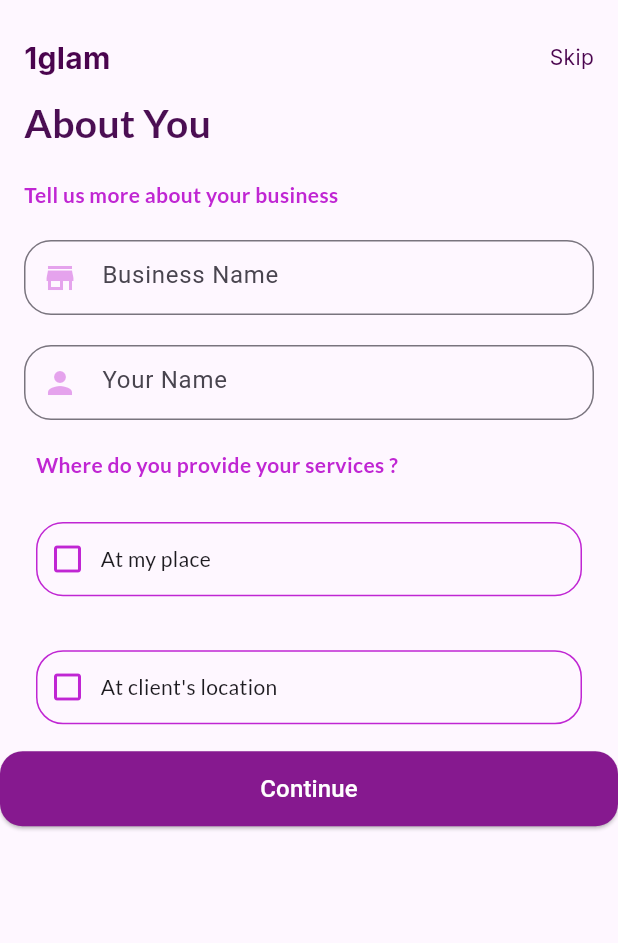
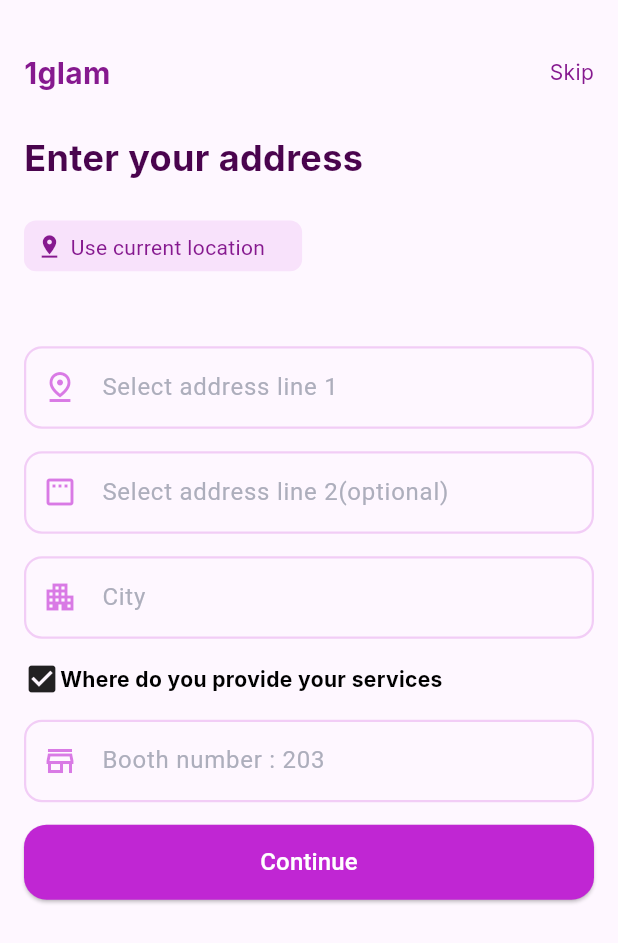
Before and after one commit to Chinmayverma1602/1glam, a Flutter app: the AboutMePage screen opened directly, after a tap on "Continue", on a phone screen of 412 x 824 dp. Shown: the top 943 px of the screen. Run offline on Flutter 3.47's test engine with Material 3 defaults, Android fonts, the phone set to English and light mode, and no system bars; our stand-ins replace flutter_svg, google_fonts, pinput.

Commit message:
changes done in the about me page

```diff
--- a/lib/constants/AppColors.dart
+++ b/lib/constants/AppColors.dart
@@ -8,4 +8,5 @@ class AppColors {
   static const Color title = Color(0xFF4A044E);
   static const Color subtitle = Color(0xFF86198F);
   static const Color facebookBlue = Color(0xFF1877F2);
+  static const Color hintText = Color(0xFFADAEBC);
 }
--- a/lib/screens/AboutMePage.dart
+++ b/lib/screens/AboutMePage.dart
@@ -1,10 +1,11 @@
 import 'package:flutter/material.dart';
 import 'package:glam1/constants/AppColors.dart';
+import 'package:glam1/screens/AddressDetailsPage.dart';
 import 'package:glam1/widgets/CustomButton.dart';
+import 'package:glam1/widgets/CustomButton2.dart';
 import 'package:glam1/widgets/CustomCheckBox.dart';
 import 'package:glam1/widgets/CustomHeader.dart';
 import 'package:glam1/widgets/CustomTextInputField.dart';
-
 import 'package:google_fonts/google_fonts.dart';
 
 class AboutMePage extends StatefulWidget {
@@ -18,90 +19,105 @@ class _AboutMePageState extends State<AboutMePage> {
   @override
   Widget build(BuildContext context) {
     return Scaffold(
-      body: Column(
+      backgroundColor: Colors.white,
+      body: SingleChildScrollView(  // Added scroll for better UI on smaller screens
+        child: Column(
           crossAxisAlignment: CrossAxisAlignment.start,
-
           children: [
             Padding(
               padding: const EdgeInsets.symmetric(horizontal: 16),
               child: CustomHeader(),
             ),
-
             Padding(
-           padding: const EdgeInsets.symmetric(horizontal: 16 , vertical: 10),
-            child: Text("About You" , style: GoogleFonts.lato(color: const Color.fromARGB(255, 75, 14, 83), fontWeight: FontWeight.bold, fontSize: 26),),
+              padding: const EdgeInsets.symmetric(horizontal: 16, vertical: 10),
+              child: Text(
+                "About You",
+                style: GoogleFonts.lato(
+                  color: const Color.fromARGB(255, 75, 14, 83),
+                  fontWeight: FontWeight.bold,
+                  fontSize: 26,
+                ),
+              ),
             ),
             Padding(
-            padding: const EdgeInsets.symmetric(horizontal: 16,vertical: 10),
-            child: Text("Tell us more about your business", style: GoogleFonts.lato(color: AppColors.primary,fontWeight: FontWeight.bold ),),
+              padding: const EdgeInsets.symmetric(horizontal: 16, vertical: 5),
+              child: Text(
+                "Tell us more about your business",
+                style: GoogleFonts.lato(
+                  color: AppColors.subtitle,
+
+                ),
+              ),
             ),
             Padding(
-            padding: const EdgeInsets.symmetric(horizontal: 16,vertical: 10),
-            child:CustomTextInputField(hintText: "Business Name", icon: Icons.store),
+              padding: const EdgeInsets.symmetric(horizontal: 16, vertical: 20),
+              child: CustomTextInputField(
+                hintText: "Business Name",
+                icon: Icons.store,
+              ),
             ),
             Padding(
-            padding: const EdgeInsets.symmetric(horizontal: 16,vertical: 10),
-            child: CustomTextInputField(hintText: "Your Name", icon: Icons.person),
+              padding: const EdgeInsets.symmetric(horizontal: 16, vertical: 10),
+              child: CustomTextInputField(
+                hintText: "Your Name",
+                icon: Icons.person,
               ),
-
-          // Container(
-          //   height: MediaQuery.of(context).size.height*0.06,
-          //   width:double.infinity,
-          //   decoration: BoxDecoration(
-
-          //   ),
-          //   child: Padding(
-          //     padding: const EdgeInsets.all(8.0),
-          //     child: Row(children: [
-          //       Container(
-          //         width: MediaQuery.of(context).size.width*0.35,
-          //         height:MediaQuery.of(context).size.height*0.6 ,
-          //         decoration: BoxDecoration(
-          //           border: Border.all(color: AppColors.primaryColor),
-          //           borderRadius: BorderRadius.circular(18),
-          //         ),
-          //         child: Row(children: [
-          //           Icon(Icons.circle),
-          //           Text("+1"),
-          //           Icon(Icons.arrow_downward),
-
-          //         ],),
-          //       ),SizedBox(width: 5,),
-          //        Container(
-          //         height:MediaQuery.of(context).size.height*0.1,
-          //         width: MediaQuery.of(context).size.width*0.58,
-          //         decoration: BoxDecoration(
-          //           border: Border.all(color: AppColors.primaryColor),
-          //           borderRadius: BorderRadius.circular(18),
-          //         ),
-          //         child: Row(children: [
-          //           Icon(Icons.call),
-          //           Text("Phone Number"),
-
-
-          //         ],),
-          //       ),
-
-          //     ],),
-          //   ),
-          // ),
-
+            ),
+            Padding(
+              padding: const EdgeInsets.symmetric(horizontal: 16, vertical: 10),
+              child: Row(
+                children: [
+                  Expanded(
+                    flex: 2,
+                    child: CustomButton2(text: "+ 1", borderColor: AppColors.primary.withOpacity(0.2), leadingImage: 'assets/images/Frame.svg',trailingImage: 'assets/images/i.svg',),
+                  ),
+                  SizedBox(width: 10),
+                  Expanded(
+                    flex: 3,
+                    child: CustomTextInputField(
+                      hintText: "Phone number",
+                      icon: Icons.phone_callback,
+                    ),
+                  ),
+                ],
+              ),
+            ),
             Padding(
               padding: const EdgeInsets.symmetric(horizontal: 24, vertical: 10),
-            child: Text("Where do you provide your services ?", style: GoogleFonts.lato(color: AppColors.primary, fontWeight: FontWeight.bold),),
+              child: Text(
+                "Where do you provide your services?",
+                style: GoogleFonts.lato(
+                  color: AppColors.title,
+
                 ),
-
+              ),
+            ),
             Padding(
               padding: const EdgeInsets.symmetric(horizontal: 16, vertical: 10),
-           child: CheckBox(location: "At my place", isRequired: true,),
+              child: CheckBox(location: "At my place", isRequired: true),
             ),
             Padding(
-              padding: const EdgeInsets.symmetric(horizontal: 16,vertical: 10),
-              child: CheckBox(location: "At client's location", isRequired: true,),
+              padding: const EdgeInsets.symmetric(horizontal: 16, vertical: 10),
+              child: CheckBox(location: "At client's location", isRequired: true),
             ),
-          Center(child: CustomButton(text: "Continue", color: AppColors.subtitle, onPressed: (){},))
+            Padding(
+              padding: const EdgeInsets.all(16),
+              child: Center(
+                child: CustomButton(
+                  text: "Continue",
+                  color: AppColors.subtitle,
+                  onPressed: () {
+                    Navigator.push(
+                      context,
+                      MaterialPageRoute(builder: (context) => AddressDetailsPage()),
+                    );
+                  },
+                ),
+              ),
+            ),
           ],
         ),
-    );;
+      ),
+    );
   }
 }
--- /dev/null
+++ b/lib/screens/AddressDetailsPage.dart
@@ -0,0 +1,69 @@
+import 'package:flutter/material.dart';
+import 'package:glam1/constants/AppColors.dart';
+import 'package:glam1/widgets/CustomButton.dart';
+import 'package:glam1/widgets/CustomHeader.dart';
+import 'package:glam1/widgets/CustomSubtitle.dart';
+import 'package:glam1/widgets/CustomTextInputField.dart';
+import 'package:glam1/widgets/CustomTitle.dart';
+
+class AddressDetailsPage extends StatefulWidget {
+  const AddressDetailsPage({super.key});
+
+  @override
+  State<AddressDetailsPage> createState() => _AddressDetailsPageState();
+}
+
+class _AddressDetailsPageState extends State<AddressDetailsPage> {
+  @override
+  Widget build(BuildContext context) {
+    return Scaffold(
+      body: Padding(
+        padding: const EdgeInsets.symmetric(vertical: 10, horizontal: 16),
+        child: Column(
+          crossAxisAlignment: CrossAxisAlignment.start,
+          children: [
+            CustomHeader(),
+             SizedBox(height: 25,),
+            CustomTitle(title: "Enter your address"),
+             SizedBox(height: 25,),
+            Container(
+                  height: MediaQuery.of(context).size.height*0.041,
+                  width: MediaQuery.of(context).size.width*0.45,
+                  decoration: BoxDecoration(
+                    color: AppColors.primary.withOpacity(0.1),
+                    borderRadius: BorderRadius.circular(8),
+                  ),
+                  child: Padding(
+                    padding: const EdgeInsets.all(8.0),
+                    child: Row(children: [
+                      Icon(Icons.pin_drop, color: AppColors.subtitle,size: 18,),
+                      SizedBox(width: 5,),
+                      Text("Use current location", style: TextStyle(color: AppColors.subtitle),)
+                    ],),
+                  )
+                ),
+             SizedBox(height: 35,),
+            SizedBox(height: 15,),
+            CustomTextInputField(hintText: "Select address line 1", icon: Icons.pin_drop_outlined),
+             SizedBox(height: 15,),
+            CustomTextInputField(hintText: "Select address line 2(optional)", icon: Icons.padding_outlined),
+             SizedBox(height: 15,),
+            CustomTextInputField(hintText: "City", icon: Icons.apartment_outlined),
+             SizedBox(height: 15,),
+            Row(
+              children: [
+                Icon(Icons.check_box),
+                CustomSubTitle(subtitle: "Where do you provide your services", color: Colors.black),
+              ],
+            ),
+             SizedBox(height: 15,),
+            CustomTextInputField(hintText: "Booth number : 203", icon: Icons.store_mall_directory_outlined),
+             SizedBox(height: 15,),
+            CustomButton(text: "Continue", color: AppColors.primary, onPressed: (){})
+
+          ],
+        ),
+      ),
+    );
+  }
+}
--- a/lib/screens/LoginPage.dart
+++ b/lib/screens/LoginPage.dart
@@ -145,8 +145,8 @@ class _LoginPageState extends State<LoginPage> {
               Row(
                 mainAxisAlignment: MainAxisAlignment.spaceBetween,
                 children: [
-                  CustomButton2(text: "Country", color: Colors.white, leadingImage: 'assets/images/Frame.svg',trailingImage: 'assets/images/i.svg',),
-                  CustomButton2(text: "Language", color: Colors.white, leadingImage: 'assets/images/Frame-1.svg',trailingImage: 'assets/images/i.svg',),
+                  CustomButton2(text: "Country", borderColor: AppColors.primary, leadingImage: 'assets/images/Frame.svg',trailingImage: 'assets/images/i.svg',),
+                  CustomButton2(text: "Language",borderColor: AppColors.primary, leadingImage: 'assets/images/Frame-1.svg',trailingImage: 'assets/images/i.svg',),
                 ],
               ),
 
--- a/lib/widgets/CustomButton2.dart
+++ b/lib/widgets/CustomButton2.dart
@@ -1,17 +1,16 @@
 import 'package:flutter/material.dart';
 import 'package:flutter_svg/flutter_svg.dart';
 
-
 class CustomButton2 extends StatelessWidget {
   final String text;
-  final Color color;
+  final Color borderColor;
   final String? leadingImage;
   final String? trailingImage;
 
   CustomButton2({
     Key? key,
     required this.text,
-    required this.color,
+    required this.borderColor,
     this.leadingImage,
     this.trailingImage,
   }) : super(key: key);
@@ -19,20 +18,18 @@ class CustomButton2 extends StatelessWidget {
   @override
   Widget build(BuildContext context) {
     return ElevatedButton(
-
       style: ElevatedButton.styleFrom(
-        minimumSize: Size(175, 50),
-        elevation: 0.4,
-        backgroundColor: color,
-
+        minimumSize: const Size(175, 50),
+        elevation: 0,
+        backgroundColor: Colors.transparent,  // Transparent background
         shape: RoundedRectangleBorder(
           borderRadius: BorderRadius.circular(12),
-
+          side: BorderSide(color: borderColor, width: 1.5),  // Custom border color
         ),
         padding: const EdgeInsets.all(8.0),
       ),
       onPressed: () {
-        // onpressed function
+        // onPressed function
       },
       child: Row(
         mainAxisAlignment: MainAxisAlignment.spaceBetween,
@@ -47,7 +44,7 @@ class CustomButton2 extends StatelessWidget {
             ),
           Text(
             text,
-            style: const TextStyle(color: Colors.black),
+            style: const TextStyle(color: Colors.black, fontWeight: FontWeight.bold),
           ),
           if (trailingImage != null)
             Row(
--- a/lib/widgets/CustomCheckBox.dart
+++ b/lib/widgets/CustomCheckBox.dart
@@ -20,28 +20,25 @@ class CheckBox extends StatefulWidget {
 class _CheckBoxState extends State<CheckBox> {
   @override
   Widget build(BuildContext context) {
-    return Padding(
-      padding: const EdgeInsets.all(8.0),
-      child: Container(
+    return Container(
           height: MediaQuery.of(context).size.height*0.06,
           width: double.infinity,
           decoration: BoxDecoration(
              border: widget.isRequired
-              ? Border.all(color: AppColors.primary)
+            ? Border.all(color: AppColors.primary.withOpacity(0.2))
             : null,
-              borderRadius: BorderRadius.circular(18),
+            borderRadius: BorderRadius.circular(12),
 
           ),
           child: Padding(
             padding: const EdgeInsets.all(8.0),
             child: Row(children: [
-                Icon(Icons.check_box_outline_blank, color: AppColors.primary),
+              Icon(Icons.check_box_outline_blank, color: AppColors.primary.withOpacity(0.4)),
               SizedBox(width: 10,),
               Text("${widget.location} " ,style: GoogleFonts.lato(fontSize: 14),)
             ],),
           ),
 
-          ),
         );;
   }
 }
--- a/lib/widgets/CustomHeader.dart
+++ b/lib/widgets/CustomHeader.dart
@@ -12,8 +12,8 @@ class CustomHeader extends StatelessWidget {
       child: Row(
            mainAxisAlignment: MainAxisAlignment.spaceBetween,
             children: [
-            Text("1glam", style: GoogleFonts.inter(fontSize: 20, fontWeight: FontWeight.bold, color: AppColors.title),),
-            Text("Skip",style: GoogleFonts.inter(fontSize: 14, color: AppColors.title),),
+            Text("1glam", style: GoogleFonts.inter(fontSize: 20, fontWeight: FontWeight.bold, color: AppColors.subtitle),),
+            Text("Skip",style: GoogleFonts.inter(fontSize: 14, color: AppColors.subtitle),),
           ],),
     );
   }
--- a/lib/widgets/CustomTextInputField.dart
+++ b/lib/widgets/CustomTextInputField.dart
@@ -5,34 +5,49 @@ import 'package:glam1/constants/AppColors.dart';
 class CustomTextInputField extends StatelessWidget {
   final String hintText;
   final IconData icon;
-      CustomTextInputField({
+
+  CustomTextInputField({
     required this.hintText,
     required this.icon,
-    super.key});
-  TextEditingController _textEditingController= TextEditingController();
+    super.key,
+  });
+
+  final TextEditingController _textEditingController = TextEditingController();
 
   @override
   Widget build(BuildContext context) {
     return Container(
-      height: 50,
+      height: 55,
       width: double.infinity,
       child: TextFormField(
         controller: _textEditingController,
         decoration: InputDecoration(
-          hintText: "$hintText",
-          prefixIcon: Icon(icon , color: AppColors.primary.withOpacity(0.4),),
-          border: OutlineInputBorder(
-            borderRadius: BorderRadius.circular(18),
-            borderSide: BorderSide(
-              width: 1,
-              color: AppColors.primary.withOpacity(0.4),
-            )
-
+          hintText: hintText,
+          hintStyle: TextStyle(
+            color: AppColors.hintText,
+            fontSize: 16,
+            fontWeight: FontWeight.w400,
           ),
 
-
+          prefixIcon: Icon(
+            icon,
+            color: AppColors.primary.withOpacity(0.6),
+          ),
+          enabledBorder: OutlineInputBorder(
+            borderRadius: BorderRadius.circular(12),
+            borderSide: BorderSide(
+              color: AppColors.primary.withOpacity(0.2),
+              width: 1.5,
+            ),
+          ),
+          focusedBorder: OutlineInputBorder(
+            borderRadius: BorderRadius.circular(12),
+            borderSide: BorderSide(
+              color: AppColors.primary,
+              width: 1.5,
+            ),
+          ),
         ),
-
       ),
     );
   }
```
Lines whose indentation alone changed are shown as unchanged.
